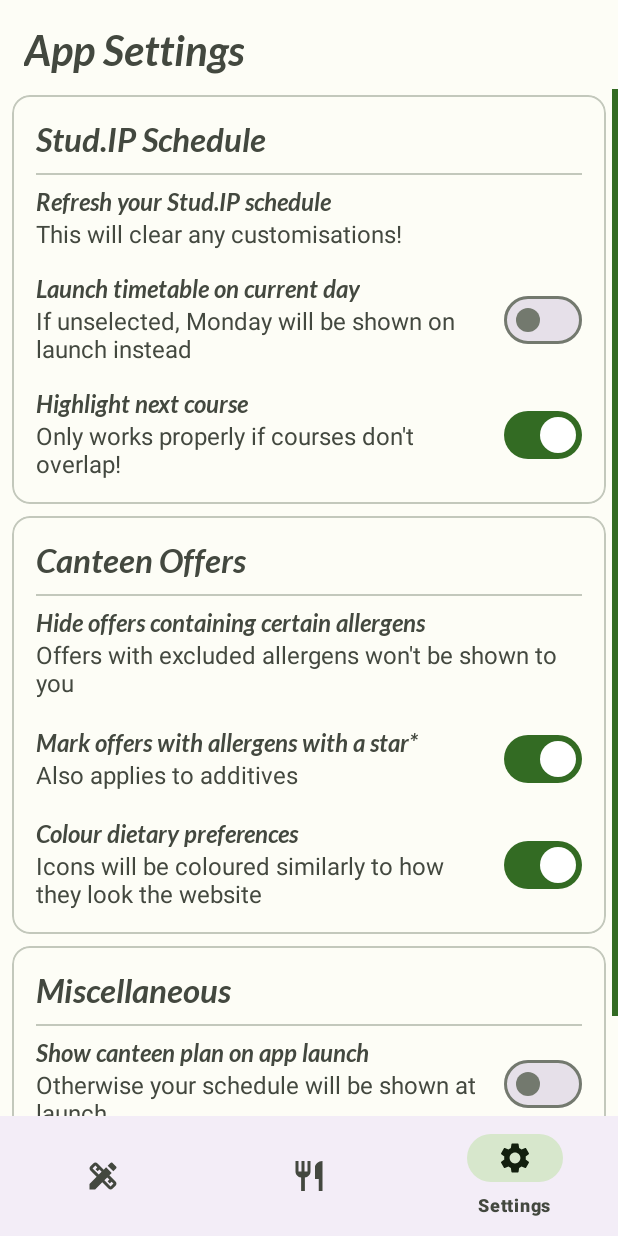
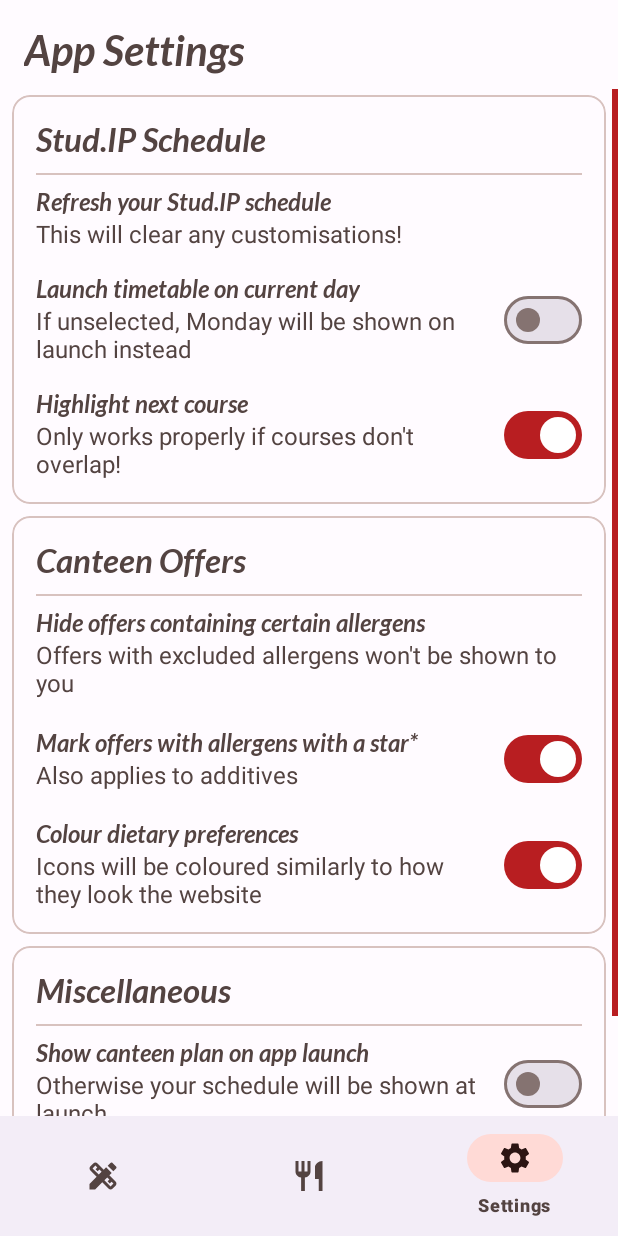
Before and after one commit to denizk0461/weserplaner, an Android app: the SettingsFragment screen opened through its navigation route, on a phone screen of 412 x 824 dp. Run offline under Robolectric (Android 15) with nearby library versions, the phone set to English and light mode, and no system bars; our stand-ins replace navigation-ui.

Commit message:
Reverted colours from green testing colours to red; palette changed slightly from the previous red palette

```diff
--- a/app/src/main/res/values/colors.xml
+++ b/app/src/main/res/values/colors.xml
@@ -4,128 +4,67 @@
     <color name="white">#ffffff</color>
 
     <!-- auto-generated using https://m3.material.io/theme-builder#/custom -->
-    <color name="seed">#79b564</color>
-    <color name="md_theme_light_primary">#336B23</color>
+    <color name="seed">#d83734</color>
+    <color name="md_theme_light_primary">#B81E21</color>
     <color name="md_theme_light_onPrimary">#FFFFFF</color>
-    <color name="md_theme_light_primaryContainer">#B3F39B</color>
-    <color name="md_theme_light_onPrimaryContainer">#032100</color>
-    <color name="md_theme_light_secondary">#54624D</color>
+    <color name="md_theme_light_primaryContainer">#FFDAD6</color>
+    <color name="md_theme_light_onPrimaryContainer">#410003</color>
+    <color name="md_theme_light_secondary">#775653</color>
     <color name="md_theme_light_onSecondary">#FFFFFF</color>
-    <color name="md_theme_light_secondaryContainer">#D7E7CC</color>
-    <color name="md_theme_light_onSecondaryContainer">#121F0E</color>
-    <color name="md_theme_light_tertiary">#386668</color>
+    <color name="md_theme_light_secondaryContainer">#FFDAD6</color>
+    <color name="md_theme_light_onSecondaryContainer">#2C1513</color>
+    <color name="md_theme_light_tertiary">#725B2E</color>
     <color name="md_theme_light_onTertiary">#FFFFFF</color>
-    <color name="md_theme_light_tertiaryContainer">#BCEBED</color>
-    <color name="md_theme_light_onTertiaryContainer">#002021</color>
+    <color name="md_theme_light_tertiaryContainer">#FEDEA6</color>
+    <color name="md_theme_light_onTertiaryContainer">#261900</color>
     <color name="md_theme_light_error">#BA1A1A</color>
     <color name="md_theme_light_errorContainer">#FFDAD6</color>
     <color name="md_theme_light_onError">#FFFFFF</color>
     <color name="md_theme_light_onErrorContainer">#410002</color>
-    <color name="md_theme_light_background">#FDFDF6</color>
-    <color name="md_theme_light_onBackground">#1A1C18</color>
-    <color name="md_theme_light_surface">#FDFDF6</color>
-    <color name="md_theme_light_onSurface">#1A1C18</color>
-    <color name="md_theme_light_surfaceVariant">#DFE4D7</color>
-    <color name="md_theme_light_onSurfaceVariant">#43483F</color>
-    <color name="md_theme_light_outline">#73796E</color>
-    <color name="md_theme_light_inverseOnSurface">#F1F1EA</color>
-    <color name="md_theme_light_inverseSurface">#2F312D</color>
-    <color name="md_theme_light_inversePrimary">#98D781</color>
+    <color name="md_theme_light_background">#FFFBFF</color>
+    <color name="md_theme_light_onBackground">#201A19</color>
+    <color name="md_theme_light_surface">#FFFBFF</color>
+    <color name="md_theme_light_onSurface">#201A19</color>
+    <color name="md_theme_light_surfaceVariant">#F5DDDB</color>
+    <color name="md_theme_light_onSurfaceVariant">#534341</color>
+    <color name="md_theme_light_outline">#857371</color>
+    <color name="md_theme_light_inverseOnSurface">#FBEEEC</color>
+    <color name="md_theme_light_inverseSurface">#362F2E</color>
+    <color name="md_theme_light_inversePrimary">#FFB4AC</color>
     <color name="md_theme_light_shadow">#000000</color>
-    <color name="md_theme_light_surfaceTint">#336B23</color>
-    <color name="md_theme_light_outlineVariant">#C3C8BC</color>
+    <color name="md_theme_light_surfaceTint">#B81E21</color>
+    <color name="md_theme_light_outlineVariant">#D8C2BF</color>
     <color name="md_theme_light_scrim">#000000</color>
-    <color name="md_theme_dark_primary">#98D781</color>
-    <color name="md_theme_dark_onPrimary">#083900</color>
-    <color name="md_theme_dark_primaryContainer">#1A520C</color>
-    <color name="md_theme_dark_onPrimaryContainer">#B3F39B</color>
-    <color name="md_theme_dark_secondary">#BCCBB1</color>
-    <color name="md_theme_dark_onSecondary">#273421</color>
-    <color name="md_theme_dark_secondaryContainer">#3D4B36</color>
-    <color name="md_theme_dark_onSecondaryContainer">#D7E7CC</color>
-    <color name="md_theme_dark_tertiary">#A0CFD1</color>
-    <color name="md_theme_dark_onTertiary">#003739</color>
-    <color name="md_theme_dark_tertiaryContainer">#1E4E50</color>
-    <color name="md_theme_dark_onTertiaryContainer">#BCEBED</color>
+    <color name="md_theme_dark_primary">#FFB4AC</color>
+    <color name="md_theme_dark_onPrimary">#690007</color>
+    <color name="md_theme_dark_primaryContainer">#93000F</color>
+    <color name="md_theme_dark_onPrimaryContainer">#FFDAD6</color>
+    <color name="md_theme_dark_secondary">#E7BDB8</color>
+    <color name="md_theme_dark_onSecondary">#442927</color>
+    <color name="md_theme_dark_secondaryContainer">#5D3F3C</color>
+    <color name="md_theme_dark_onSecondaryContainer">#FFDAD6</color>
+    <color name="md_theme_dark_tertiary">#E0C38C</color>
+    <color name="md_theme_dark_onTertiary">#3F2D04</color>
+    <color name="md_theme_dark_tertiaryContainer">#584419</color>
+    <color name="md_theme_dark_onTertiaryContainer">#FEDEA6</color>
     <color name="md_theme_dark_error">#FFB4AB</color>
     <color name="md_theme_dark_errorContainer">#93000A</color>
     <color name="md_theme_dark_onError">#690005</color>
     <color name="md_theme_dark_onErrorContainer">#FFDAD6</color>
-    <color name="md_theme_dark_background">#1A1C18</color>
-    <color name="md_theme_dark_onBackground">#E3E3DC</color>
-    <color name="md_theme_dark_surface">#1A1C18</color>
-    <color name="md_theme_dark_onSurface">#E3E3DC</color>
-    <color name="md_theme_dark_surfaceVariant">#43483F</color>
-    <color name="md_theme_dark_onSurfaceVariant">#C3C8BC</color>
-    <color name="md_theme_dark_outline">#8D9387</color>
-    <color name="md_theme_dark_inverseOnSurface">#1A1C18</color>
-    <color name="md_theme_dark_inverseSurface">#E3E3DC</color>
-    <color name="md_theme_dark_inversePrimary">#336B23</color>
+    <color name="md_theme_dark_background">#201A19</color>
+    <color name="md_theme_dark_onBackground">#EDE0DE</color>
+    <color name="md_theme_dark_surface">#201A19</color>
+    <color name="md_theme_dark_onSurface">#EDE0DE</color>
+    <color name="md_theme_dark_surfaceVariant">#534341</color>
+    <color name="md_theme_dark_onSurfaceVariant">#D8C2BF</color>
+    <color name="md_theme_dark_outline">#A08C8A</color>
+    <color name="md_theme_dark_inverseOnSurface">#201A19</color>
+    <color name="md_theme_dark_inverseSurface">#EDE0DE</color>
+    <color name="md_theme_dark_inversePrimary">#B81E21</color>
     <color name="md_theme_dark_shadow">#000000</color>
-    <color name="md_theme_dark_surfaceTint">#98D781</color>
-    <color name="md_theme_dark_outlineVariant">#43483F</color>
+    <color name="md_theme_dark_surfaceTint">#FFB4AC</color>
+    <color name="md_theme_dark_outlineVariant">#534341</color>
     <color name="md_theme_dark_scrim">#000000</color>
-<!--    <color name="seed">#c85848</color>-->
-<!--    <color name="md_theme_light_primary">#A33D2F</color>-->
-<!--    <color name="md_theme_light_onPrimary">@color/white</color>-->
-<!--    <color name="md_theme_light_primaryContainer">#FFDAD4</color>-->
-<!--    <color name="md_theme_light_onPrimaryContainer">#410000</color>-->
-<!--    <color name="md_theme_light_secondary">#775651</color>-->
-<!--    <color name="md_theme_light_onSecondary">@color/white</color>-->
-<!--    <color name="md_theme_light_secondaryContainer">#FFDAD4</color>-->
-<!--    <color name="md_theme_light_onSecondaryContainer">#2C1511</color>-->
-<!--    <color name="md_theme_light_tertiary">#705C2E</color>-->
-<!--    <color name="md_theme_light_onTertiary">@color/white</color>-->
-<!--    <color name="md_theme_light_tertiaryContainer">#FBDFA6</color>-->
-<!--    <color name="md_theme_light_onTertiaryContainer">#251A00</color>-->
-<!--    <color name="md_theme_light_error">#BA1A1A</color>-->
-<!--    <color name="md_theme_light_errorContainer">#FFDAD6</color>-->
-<!--    <color name="md_theme_light_onError">@color/white</color>-->
-<!--    <color name="md_theme_light_onErrorContainer">#410002</color>-->
-<!--    <color name="md_theme_light_background">#FFFBFF</color>-->
-<!--    <color name="md_theme_light_onBackground">#201A19</color>-->
-<!--    <color name="md_theme_light_surface">#FFFBFF</color>-->
-<!--    <color name="md_theme_light_onSurface">#201A19</color>-->
-<!--    <color name="md_theme_light_surfaceVariant">#F5DDDA</color>-->
-<!--    <color name="md_theme_light_onSurfaceVariant">#534341</color>-->
-<!--    <color name="md_theme_light_outline">#857370</color>-->
-<!--    <color name="md_theme_light_inverseOnSurface">#FBEEEC</color>-->
-<!--    <color name="md_theme_light_inverseSurface">#362F2E</color>-->
-<!--    <color name="md_theme_light_inversePrimary">#FFB4A8</color>-->
-<!--    <color name="md_theme_light_shadow">@color/black</color>-->
-<!--    <color name="md_theme_light_surfaceTint">#A33D2F</color>-->
-<!--    <color name="md_theme_light_outlineVariant">#D8C2BE</color>-->
-<!--    <color name="md_theme_light_scrim">@color/black</color>-->
-<!--    <color name="md_theme_dark_primary">#FFB4A8</color>-->
-<!--    <color name="md_theme_dark_onPrimary">#630E07</color>-->
-<!--    <color name="md_theme_dark_primaryContainer">#83251A</color>-->
-<!--    <color name="md_theme_dark_onPrimaryContainer">#FFDAD4</color>-->
-<!--    <color name="md_theme_dark_secondary">#E7BDB6</color>-->
-<!--    <color name="md_theme_dark_onSecondary">#442925</color>-->
-<!--    <color name="md_theme_dark_secondaryContainer">#5D3F3A</color>-->
-<!--    <color name="md_theme_dark_onSecondaryContainer">#FFDAD4</color>-->
-<!--    <color name="md_theme_dark_tertiary">#DEC48C</color>-->
-<!--    <color name="md_theme_dark_onTertiary">#3E2E04</color>-->
-<!--    <color name="md_theme_dark_tertiaryContainer">#564419</color>-->
-<!--    <color name="md_theme_dark_onTertiaryContainer">#FBDFA6</color>-->
-<!--    <color name="md_theme_dark_error">#FFB4AB</color>-->
-<!--    <color name="md_theme_dark_errorContainer">#93000A</color>-->
-<!--    <color name="md_theme_dark_onError">#690005</color>-->
-<!--    <color name="md_theme_dark_onErrorContainer">#FFDAD6</color>-->
-<!--    <color name="md_theme_dark_background">#201A19</color>-->
-<!--    <color name="md_theme_dark_onBackground">#EDE0DD</color>-->
-<!--    <color name="md_theme_dark_surface">#201A19</color>-->
-<!--    <color name="md_theme_dark_onSurface">#EDE0DD</color>-->
-<!--    <color name="md_theme_dark_surfaceVariant">#534341</color>-->
-<!--    <color name="md_theme_dark_onSurfaceVariant">#D8C2BE</color>-->
-<!--    <color name="md_theme_dark_outline">#A08C89</color>-->
-<!--    <color name="md_theme_dark_inverseOnSurface">#201A19</color>-->
-<!--    <color name="md_theme_dark_inverseSurface">#EDE0DD</color>-->
-<!--    <color name="md_theme_dark_inversePrimary">#A33D2F</color>-->
-<!--    <color name="md_theme_dark_shadow">@color/black</color>-->
-<!--    <color name="md_theme_dark_surfaceTint">#FFB4A8</color>-->
-<!--    <color name="md_theme_dark_outlineVariant">#534341</color>-->
-<!--    <color name="md_theme_dark_scrim">@color/black</color>-->
 
     <!-- dietary preference colours generated using https://m3.material.io/theme-builder#/custom -->
     <!-- fair / animal welfare - custom colour -->
```
